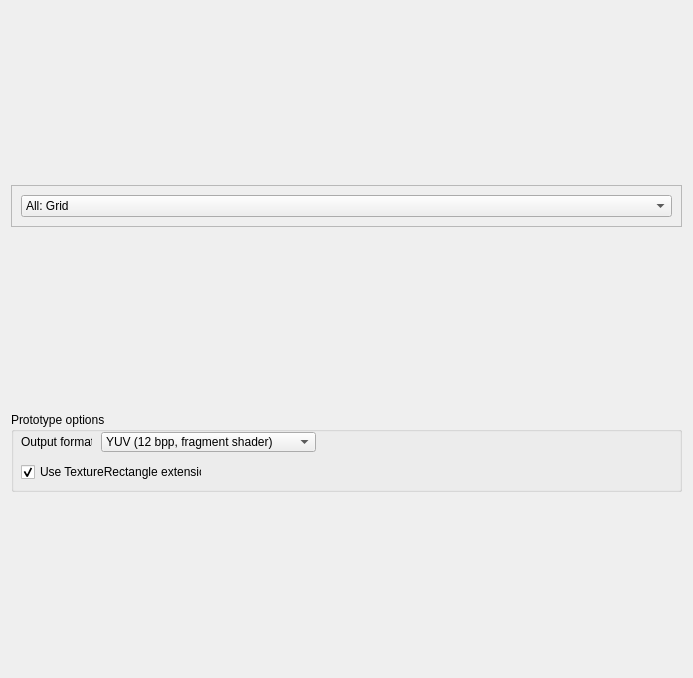
This is trunk/src/plugins/video/ui/video.ui in mk4me/hm-mde-one as Qt 5 draws it before an edit. The edited form follows.
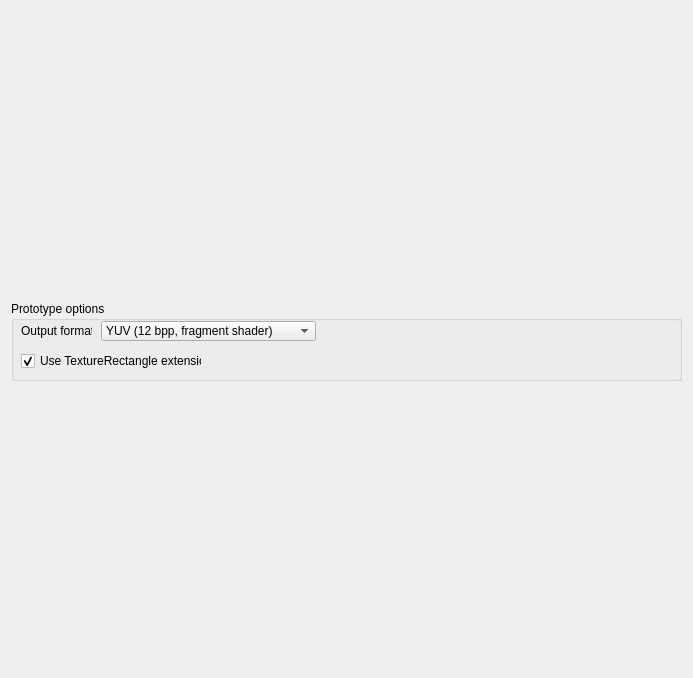
This is the edited form.

Commit message: Marek: CM się wiesza przy starcie. Mariusz: AnimationWidget nie jest odporny na sytuację, gdy nie ma danych wejściowych. 1) Poprawki 2) MultiView plus klasy użytkowe (namespace osgUI): Grid, Buttonized, Borderized, LabeledView, AspectRatioKeeper 3) Płytkie klonowanie strumieni video. 4) UI Video przystosowane do MultiView.

The edit to the form file:
```diff
--- a/trunk/src/plugins/video/ui/video.ui
+++ b/trunk/src/plugins/video/ui/video.ui
@@ -20,43 +20,6 @@
    <string>Form</string>
   </property>
   <layout class="QVBoxLayout" name="verticalLayout">
-   <item>
-    <widget class="QFrame" name="frame">
-     <property name="sizePolicy">
-      <sizepolicy hsizetype="Preferred" vsizetype="Fixed">
-       <horstretch>0</horstretch>
-       <verstretch>0</verstretch>
-      </sizepolicy>
-     </property>
-     <property name="frameShape">
-      <enum>QFrame::StyledPanel</enum>
-     </property>
-     <property name="frameShadow">
-      <enum>QFrame::Raised</enum>
-     </property>
-     <layout class="QHBoxLayout" name="horizontalLayout_2">
-      <item>
-       <widget class="QComboBox" name="displayTypeCombo">
-        <item>
-         <property name="text">
-          <string>All: Grid</string>
-         </property>
-        </item>
-        <item>
-         <property name="text">
-          <string>All: Horizontally</string>
-         </property>
-        </item>
-        <item>
-         <property name="text">
-          <string>All: Vertically</string>
-         </property>
-        </item>
-       </widget>
-      </item>
-     </layout>
-    </widget>
-   </item>
    <item>
     <layout class="QVBoxLayout" name="GLWidget">
      <item>
```
Left out of the diff: 16 changed lines with no effect on the pictures. The commit also changes 45 other files.
